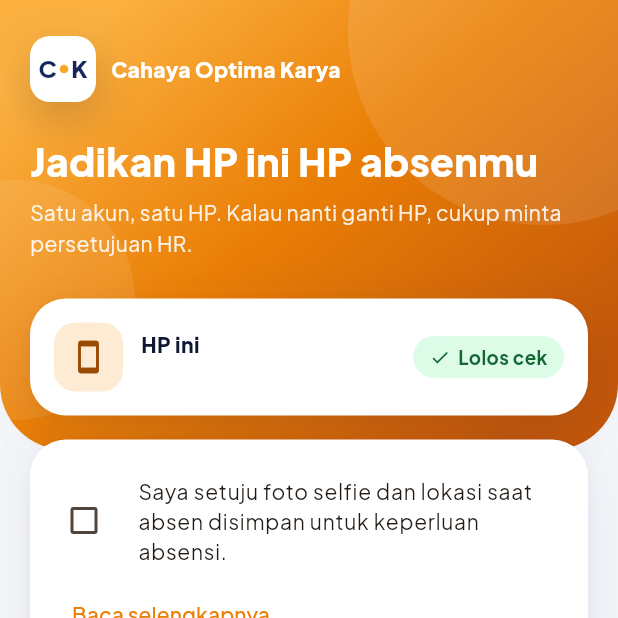
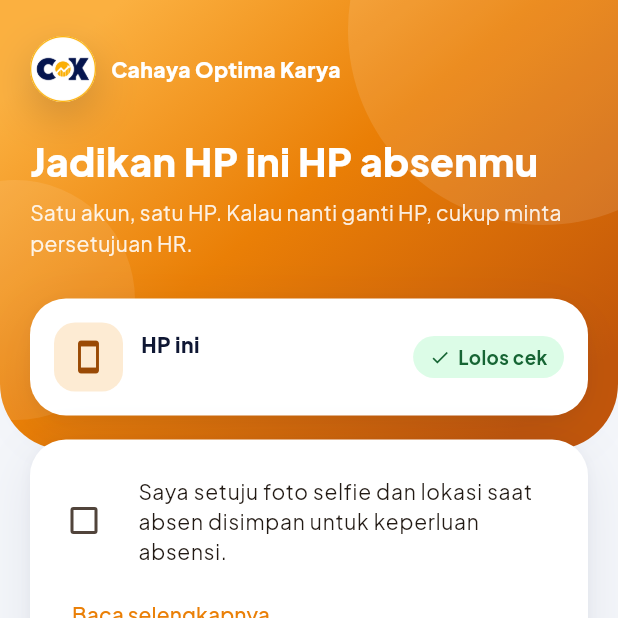
Before and after one commit to eganproject/hris-mobile, a Flutter app: the DaftarHpPage screen opened by its route, on a phone screen of 412 x 824 dp, the top half of it. Run offline on Flutter 3.47's test engine with Material 3 defaults, Android fonts, the phone set to English and light mode, and no system bars; our stand-ins replace camera, connectivity_plus, device_info_plus, dio, flutter_riverpod, flutter_secure_storage and 7 more; missing offline and left inert: network_info_plus, safe_device; accounts and stored records are empty.

Commit message:
Pakai logo COK baru: layar login/daftar HP dan ikon aplikasi
Ikon Android (termasuk adaptive icon Android 8+) dan iOS diganti logo
lingkaran COK dari Ega.

Co-Authored-By: Claude Opus 5.5 <noreply@anthropic.com>
Claude-Session: https://claude.ai/code/session_01YWvyj6f4ipVeg1QpDwLbxf

```diff
--- a/lib/core/widgets/company_logo.dart
+++ b/lib/core/widgets/company_logo.dart
@@ -1,9 +1,7 @@
 import 'package:material_ui/material_ui.dart';
 
-import '../theme/app_colors.dart';
-
-/// Logo Cahaya Optima Karya: "C • K" navy dengan titik oranye
-/// (sama dengan public/img/company-logo.svg di HRIS web).
+/// Logo Cahaya Optima Karya (lingkaran COK), sama dengan
+/// public/img/company-logo.png di HRIS web.
 class CompanyLogo extends StatelessWidget {
   const CompanyLogo({super.key, this.size = 60});
 
@@ -11,35 +9,15 @@ class CompanyLogo extends StatelessWidget {
 
   @override
   Widget build(BuildContext context) {
-    final letter = TextStyle(
-      fontSize: size * 0.36,
-      fontWeight: FontWeight.w800,
-      color: AppColors.navy,
-      height: 1,
-    );
     return Container(
       width: size,
       height: size,
-      decoration: BoxDecoration(
+      decoration: const BoxDecoration(
         color: Colors.white,
-        borderRadius: BorderRadius.circular(size * 0.3),
-        boxShadow: const [BoxShadow(color: Color(0x2E080E28), blurRadius: 24, offset: Offset(0, 10))],
+        shape: BoxShape.circle,
+        boxShadow: [BoxShadow(color: Color(0x2E080E28), blurRadius: 24, offset: Offset(0, 10))],
       ),
-      alignment: Alignment.center,
-      child: Row(
-        mainAxisSize: MainAxisSize.min,
-        children: [
-          Text('C', style: letter),
-          SizedBox(width: size * 0.04),
-          Container(
-            width: size * 0.13,
-            height: size * 0.13,
-            decoration: const BoxDecoration(color: AppColors.logoDot, shape: BoxShape.circle),
-          ),
-          SizedBox(width: size * 0.04),
-          Text('K', style: letter),
-        ],
-      ),
+      child: Image.asset('assets/images/company_logo.png', width: size, height: size, fit: BoxFit.contain),
     );
   }
 }
--- a/pubspec.yaml
+++ b/pubspec.yaml
@@ -74,6 +74,9 @@ flutter:
   # the material Icons class.
   uses-material-design: true
 
+  assets:
+    - assets/images/company_logo.png
+
   # To add assets to your application, add an assets section, like this:
   # assets:
   #   - images/a_dot_burr.jpeg
```
Also changed, not shown: assets/images/company_logo.png (added), 27 other files.
